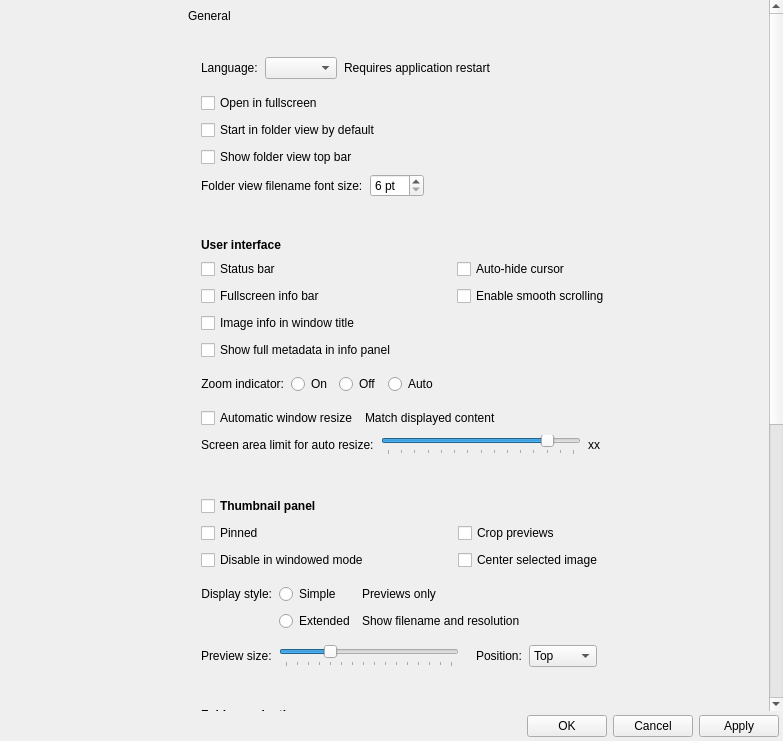
Before: the Qt Designer form src/gui/dialogs/settingsdialog.ui in do-i/thumbgrid, drawn with Qt 5.
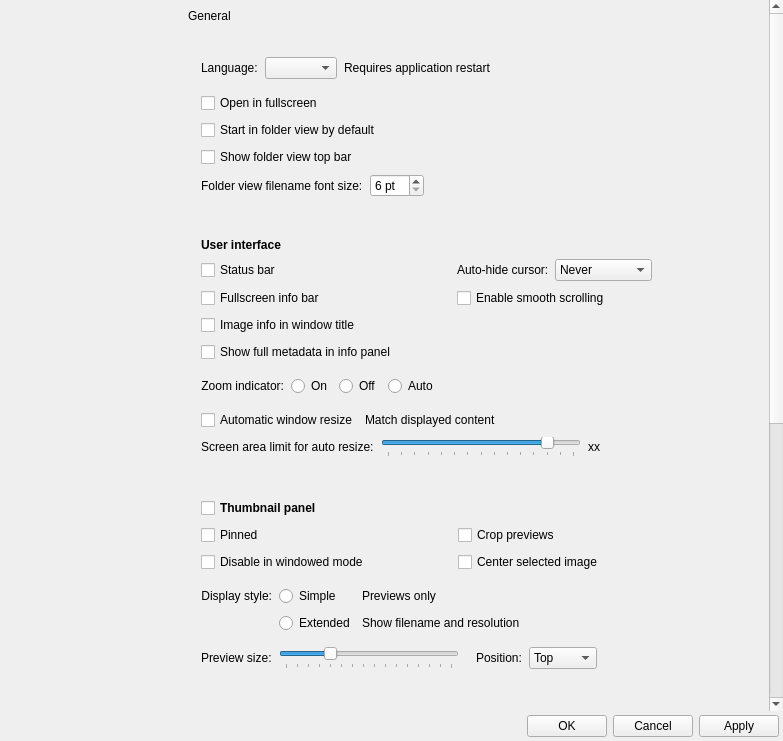
After: the same form once the commit is applied. Custom widgets are drawn as their Qt base class.

Commit message: Bring back the mouse pointer over a video and hide it only in full screen by default: mpv's native window took the pointer's moves without passing them on (no mouse tracking), so a pointer auto-hidden after a second never reappeared; Auto-hide cursor in Settings > General is now Never / In full screen (default) / Always, a config that had turned it off stays Never, and leaving full screen shows a hidden pointer

The edit to the form file:
```diff
--- a/src/gui/dialogs/settingsdialog.ui
+++ b/src/gui/dialogs/settingsdialog.ui
@@ -690,11 +690,40 @@
                        </spacer>
                       </item>
                       <item row="0" column="1">
-                       <widget class="QCheckBox" name="cursorAutohideCheckBox">
-                        <property name="text">
-                         <string>Auto-hide cursor</string>
+                       <layout class="QHBoxLayout" name="cursorAutohideLayout">
+                        <property name="spacing">
+                         <number>6</number>
                         </property>
-                       </widget>
+                        <item>
+                         <widget class="QLabel" name="cursorAutohideLabel">
+                          <property name="text">
+                           <string>Auto-hide cursor:</string>
+                          </property>
+                         </widget>
+                        </item>
+                        <item>
+                         <widget class="QComboBox" name="cursorAutohideComboBox">
+                          <property name="toolTip">
+                           <string>Hide the mouse pointer over the image or video after a second without moving it.</string>
+                          </property>
+                          <item>
+                           <property name="text">
+                            <string>Never</string>
+                           </property>
+                          </item>
+                          <item>
+                           <property name="text">
+                            <string>In full screen</string>
+                           </property>
+                          </item>
+                          <item>
+                           <property name="text">
+                            <string>Always</string>
+                           </property>
+                          </item>
+                         </widget>
+                        </item>
+                       </layout>
                       </item>
                       <item row="1" column="1" colspan="2">
                        <widget class="QCheckBox" name="enableSmoothScrollCheckBox">
```
The commit also changes 8 other files.
